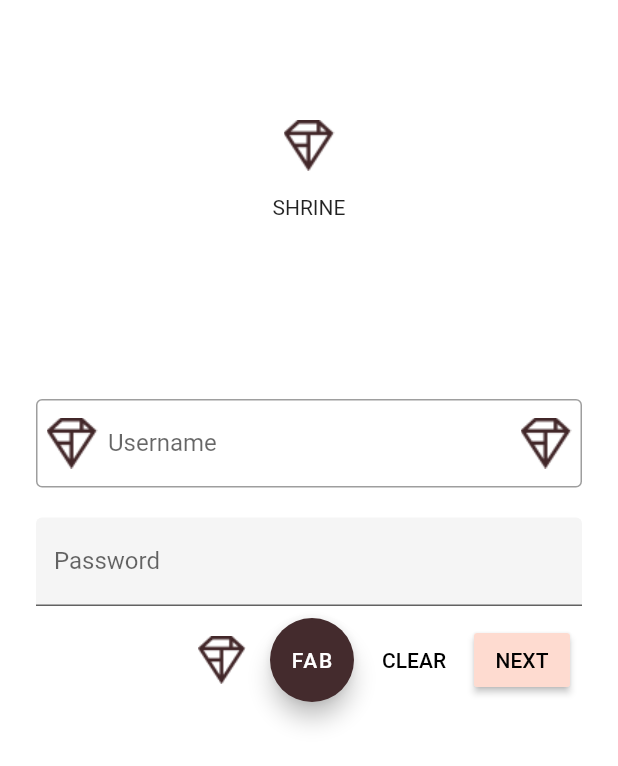
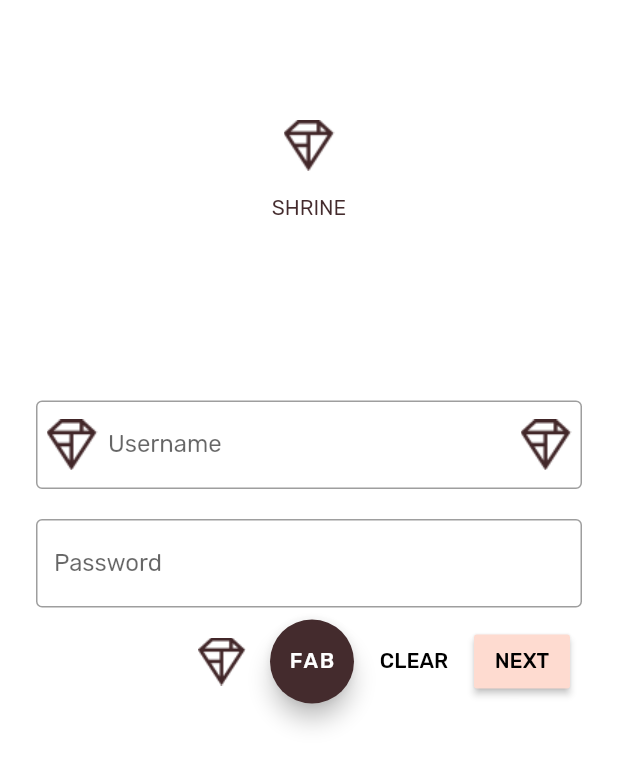
Before and after one commit to tonynowater87/CodeLab, a Flutter app: the screen it shows after launch, on a phone screen of 412 x 824 dp. Shown: the top 766 px of the screen. Run offline on Flutter 3.47's test engine with Material 2 defaults, Android fonts, the light colour scheme and no system bars.

Commit message:
FlutterLab - MDC-103 Flutter -  5. Modify typography and label styles

```diff
--- a/Flutter/material-components-flutter-codelabs/mdc_100_series/lib/login.dart
+++ b/Flutter/material-components-flutter-codelabs/mdc_100_series/lib/login.dart
@@ -13,6 +13,7 @@
 // limitations under the License.
 
 import 'package:flutter/material.dart';
+import 'colors.dart';
 
 class LoginPage extends StatefulWidget {
   @override
@@ -20,7 +21,6 @@
 }
 
 class _LoginPageState extends State<LoginPage> {
-
   final userNameController = TextEditingController();
   final passwordController = TextEditingController();
 
@@ -40,49 +40,45 @@
               ],
             ),
             SizedBox(height: 120.0),
-            // TODO: Wrap Username with AccentColorOverride (103)
-            // TODO: Remove filled: true values (103)
-            // TODO: Wrap Password with AccentColorOverride (103)
-            TextField(
+            AccentColorOverride(
+                color: kShrineBrown900,
+                child: TextField(
                   controller: userNameController,
                   decoration: InputDecoration(
-                  filled: false,
-                  border: OutlineInputBorder(),
                       hintText: "input name",
                       suffixIcon: Image.asset('assets/diamond.png'),
                       prefixIcon: Image.asset('assets/diamond.png'),
                       labelText: "Username"),
+                )),
+            SizedBox(height: 20.0),
+            AccentColorOverride(
+              color: kShrineBrown900,
+              child: TextField(
+                controller: passwordController,
+                decoration: InputDecoration(labelText: "Password"),
+                obscureText: true,
               ),
-            SizedBox(height: 20.0),
-            TextField(
-              controller: passwordController,
-              decoration: InputDecoration(filled: true, labelText: "Password"),
-              obscureText: true,
             ),
             ButtonBar(
               children: <Widget>[
                 IconButton(
                   icon: Image.asset('assets/diamond.png'),
-                  onPressed: (){
-
-                  },
+                  onPressed: () {},
                 ),
                 FloatingActionButton(
                   child: Text("FAB"),
-                  onPressed: (){
-
-                  },
+                  onPressed: () {},
                 ),
                 FlatButton(
                   child: Text('CLEAR'),
-                  onPressed: (){
+                  onPressed: () {
                     userNameController.clear();
                     passwordController.clear();
                   },
                 ),
                 RaisedButton(
                   child: Text('NEXT'),
-                  onPressed: (){
+                  onPressed: () {
                     Navigator.pop(context);
                   },
                 )
@@ -96,3 +92,21 @@
 }
 
 // TODO: Add AccentColorOverride (103)
+class AccentColorOverride extends StatelessWidget {
+  const AccentColorOverride({Key key, this.color, this.child})
+      : super(key: key);
+
+  final Color color;
+  final Widget child;
+
+  @override
+  Widget build(BuildContext context) {
+    return Theme(
+      child: child,
+      data: Theme.of(context).copyWith(
+        accentColor: color,
+        brightness: Brightness.dark,
+      ),
+    );
+  }
+}
```
Also changed, not shown: Flutter/material-components-flutter-codelabs/mdc_100_series/lib/app.dart (+25 -5 lines), Flutter/material-components-flutter-codelabs/mdc_100_series/lib/home.dart (+8 -7 lines), Flutter/material-components-flutter-codelabs/mdc_100_series/pubspec.yaml (+8 -0 lines). Lines whose indentation alone changed are shown as unchanged.
